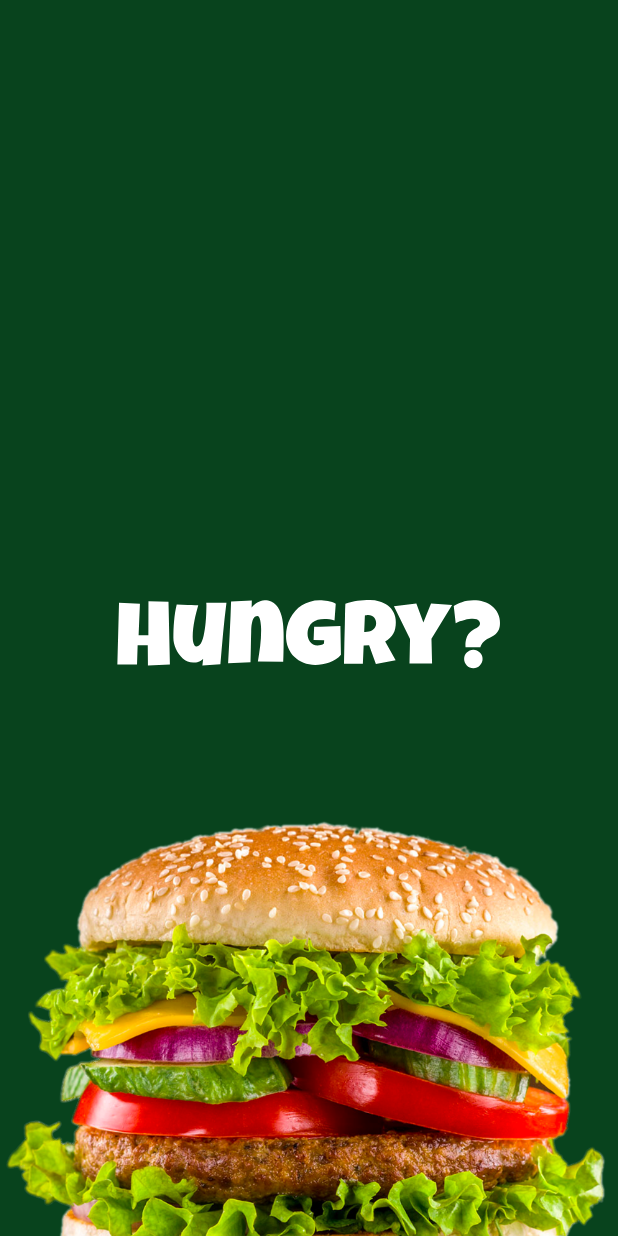
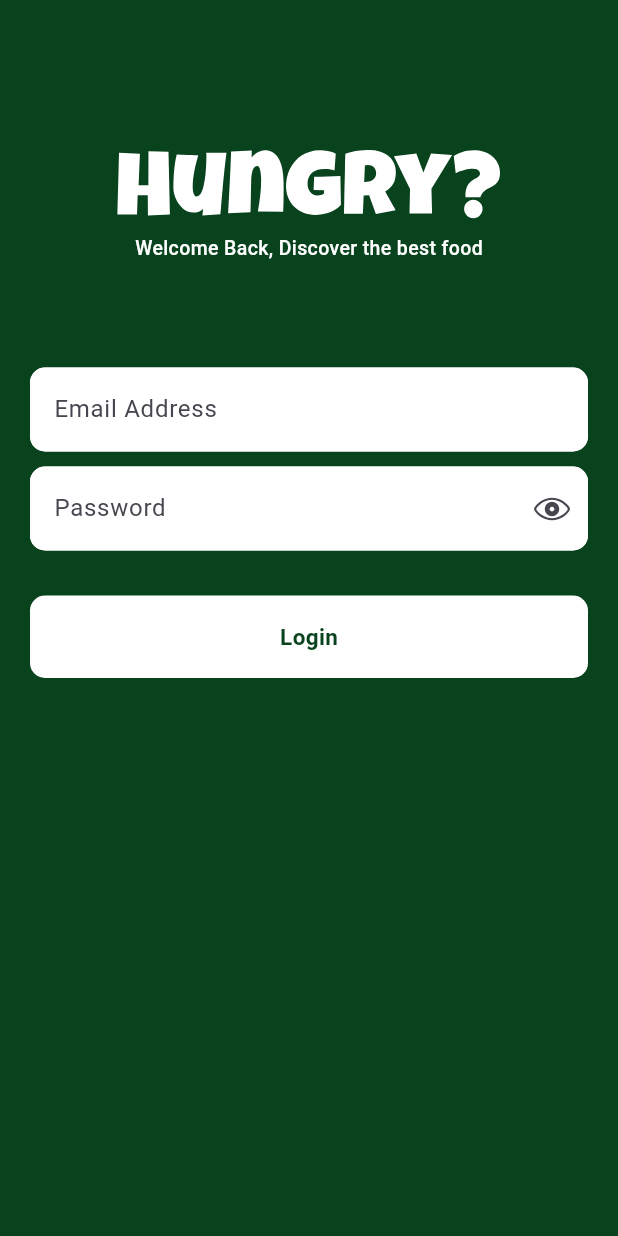
Before and after one commit to salahswidan/hungry, a Flutter app: the screen it shows after launch, on a phone screen of 412 x 824 dp. Run offline on Flutter 3.47's test engine with Material 3 defaults, Android fonts, the phone set to English and light mode, and no system bars; our stand-ins replace flutter_svg, gap.

Commit message:
Implement login view design with form validation and custom text fields

```diff
--- a/lib/features/auth/view/login_view.dart
+++ b/lib/features/auth/view/login_view.dart
@@ -0,0 +1,81 @@
+import 'package:flutter/material.dart';
+import 'package:flutter_svg/svg.dart';
+import 'package:gap/gap.dart';
+import 'package:hungry/core/constants/app_colors.dart';
+import 'package:hungry/shared/custom_text.dart';
+
+import '../../../shared/custom_text_field.dart';
+
+class LoginView extends StatelessWidget {
+  const LoginView({super.key});
+
+  @override
+  Widget build(BuildContext context) {
+    TextEditingController emailController = TextEditingController();
+    TextEditingController passwordController = TextEditingController();
+    final _formKey = GlobalKey<FormState>();
+    return GestureDetector(
+      onTap: () => FocusScope.of(context).unfocus(),
+      child: Scaffold(
+        backgroundColor: AppColors.primary,
+        body: Center(
+          child: Padding(
+            padding: const EdgeInsets.symmetric(horizontal: 20.0),
+            child: Form(
+              key: _formKey,
+              child: Column(
+                children: [
+                  Gap(100),
+                  SvgPicture.asset('assets/logo/logo.svg'),
+                  const Gap(10),
+                  const CustomText(
+                    text: "Welcome Back, Discover the best food",
+                    size: 13,
+                  ),
+                  Gap(70),
+                  CustomTextField(
+                    hint: 'Email Address',
+                    isPassword: false,
+                    controller: emailController,
+                  ),
+                  const Gap(10),
+                  CustomTextField(
+                    hint: 'Password',
+                    isPassword: true,
+                    controller: passwordController,
+                  ),
+                  Gap(30),
+                  GestureDetector(
+                    onTap: () {
+                      if (_formKey.currentState!.validate()) {
+                        ScaffoldMessenger.of(context).showSnackBar(
+                          const SnackBar(content: Text('Processing Data')),
+                        );
+                      }
+                    },
+                    child: Container(
+                      width: double.infinity,
+                      height: 55,
+                      decoration: BoxDecoration(
+                        color: Colors.white,
+                        borderRadius: BorderRadius.circular(10),
+                      ),
+                      child: const Center(
+                        child: CustomText(
+                          text: "Login",
+                          size: 15,
+                          color: AppColors.primary,
+                          weight: FontWeight.bold,
+                        ),
+                      ),
+                    ),
+                  ),
+                ],
+              ),
+            ),
+          ),
+        ),
+      ),
+    );
+  }
+}
--- a/lib/main.dart
+++ b/lib/main.dart
@@ -1,4 +1,5 @@
 import 'package:flutter/material.dart';
+import 'package:hungry/features/auth/view/login_view.dart';
 import 'package:hungry/splash.dart';
 
 void main() {
@@ -13,7 +14,7 @@ class MyApp extends StatelessWidget {
     return MaterialApp(
       debugShowCheckedModeBanner: false,
 
-      home: SplashView(),
+      home: LoginView(),
     );
   }
 }
--- /dev/null
+++ b/lib/shared/custom_text.dart
@@ -0,0 +1,20 @@
+import 'package:flutter/material.dart';
+
+class CustomText extends StatelessWidget {
+  const CustomText({super.key, required this.text, this.color, this.size, this.weight});
+  final String text;
+  final Color? color;
+  final double? size;
+  final FontWeight? weight;
+  @override
+  Widget build(BuildContext context) {
+    return   Text(
+              text,
+              style: TextStyle(
+                color : color ?? Colors.white,
+                fontSize: size ?? 16,
+                fontWeight: weight ?? FontWeight.w500,
+              ),
+            );
+  }
+}
--- /dev/null
+++ b/lib/shared/custom_text_field.dart
@@ -0,0 +1,68 @@
+import 'package:flutter/cupertino.dart';
+import 'package:flutter/material.dart';
+
+class CustomTextField extends StatefulWidget {
+  const CustomTextField({
+    super.key,
+    required this.hint,
+    required this.isPassword,
+    required this.controller,
+  });
+  final String hint;
+  final bool isPassword;
+  final TextEditingController controller;
+
+  @override
+  State<CustomTextField> createState() => _CustomTextFieldState();
+}
+
+class _CustomTextFieldState extends State<CustomTextField> {
+  late bool _obscureText;
+
+  @override
+  void initState() {
+    _obscureText = widget.isPassword;
+    super.initState();
+  }
+
+  @override
+  Widget build(BuildContext context) {
+    return TextFormField(
+      controller: widget.controller,
+      validator: (value) {
+        if (value == null || value.isEmpty) {
+          return 'Please enter ${widget.hint}';
+        }
+        if (widget.isPassword && value.length < 6) {
+          return 'Password must be at least 6 characters long}';
+        }
+        return null;
+      },
+      obscureText: _obscureText,
+      decoration: InputDecoration(
+        enabledBorder: OutlineInputBorder(
+          borderRadius: BorderRadius.circular(10),
+          borderSide: BorderSide(color: Colors.white),
+        ),
+        focusedBorder: OutlineInputBorder(
+          borderRadius: BorderRadius.circular(10),
+          borderSide: BorderSide(color: Colors.white),
+        ),
+        hintText: widget.hint,
+        fillColor: Colors.white,
+        filled: true,
+        suffixIcon: widget.isPassword
+            ? GestureDetector(
+                onTap: () {
+                  setState(() {
+                    _obscureText = !_obscureText;
+
+                  });
+                },
+                child: Icon(CupertinoIcons.eye) ,
+              )
+            : null,
+      ),
+    );
+  }
+}
```
